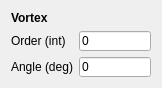
The window that nplab/instrument/electronics/SLM/ui_vortexbeam.ui (nanophotonics/nplab) describes before a commit, drawn with Qt 5.
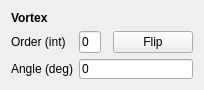
The same window after the commit.

Commit message: Button for flipping the vortex beam vorticity

The edit to the form file:
```diff
--- a/nplab/instrument/electronics/SLM/ui_vortexbeam.ui
+++ b/nplab/instrument/electronics/SLM/ui_vortexbeam.ui
@@ -6,7 +6,7 @@
    <rect>
     <x>0</x>
     <y>0</y>
-    <width>162</width>
+    <width>185</width>
     <height>81</height>
    </rect>
   </property>
@@ -26,45 +26,6 @@
    <string>Form</string>
   </property>
   <layout class="QGridLayout" name="gridLayout">
-   <item row="1" column="1">
-    <widget class="QLineEdit" name="lineEdit_order">
-     <property name="minimumSize">
-      <size>
-       <width>0</width>
-       <height>20</height>
-      </size>
-     </property>
-     <property name="text">
-      <string>0</string>
-     </property>
-     <property name="placeholderText">
-      <string>Order</string>
-     </property>
-    </widget>
-   </item>
-   <item row="2" column="1">
-    <widget class="QLineEdit" name="lineEdit_angle">
-     <property name="minimumSize">
-      <size>
-       <width>0</width>
-       <height>20</height>
-      </size>
-     </property>
-     <property name="text">
-      <string>0</string>
-     </property>
-     <property name="placeholderText">
-      <string>Angle</string>
-     </property>
-    </widget>
-   </item>
-   <item row="1" column="0">
-    <widget class="QLabel" name="label">
-     <property name="text">
-      <string>Order (int)</string>
-     </property>
-    </widget>
-   </item>
    <item row="2" column="0">
     <widget class="QLabel" name="label_2">
      <property name="text">
@@ -85,6 +46,65 @@
      </property>
     </widget>
    </item>
+   <item row="1" column="0">
+    <widget class="QLabel" name="label">
+     <property name="text">
+      <string>Order (int)</string>
+     </property>
+    </widget>
+   </item>
+   <item row="1" column="1">
+    <widget class="QLineEdit" name="lineEdit_order">
+     <property name="minimumSize">
+      <size>
+       <width>0</width>
+       <height>20</height>
+      </size>
+     </property>
+     <property name="text">
+      <string>0</string>
+     </property>
+     <property name="placeholderText">
+      <string>Order</string>
+     </property>
+    </widget>
+   </item>
+   <item row="2" column="1" colspan="3">
+    <widget class="QLineEdit" name="lineEdit_angle">
+     <property name="minimumSize">
+      <size>
+       <width>0</width>
+       <height>20</height>
+      </size>
+     </property>
+     <property name="text">
+      <string>0</string>
+     </property>
+     <property name="placeholderText">
+      <string>Angle</string>
+     </property>
+    </widget>
+   </item>
+   <item row="1" column="3">
+    <widget class="QPushButton" name="pushButton_flip">
+     <property name="text">
+      <string>Flip</string>
+     </property>
+    </widget>
+   </item>
+   <item row="1" column="2">
+    <spacer name="horizontalSpacer">
+     <property name="orientation">
+      <enum>Qt::Horizontal</enum>
+     </property>
+     <property name="sizeHint" stdset="0">
+      <size>
+       <width>40</width>
+       <height>20</height>
+      </size>
+     </property>
+    </spacer>
+   </item>
   </layout>
  </widget>
  <resources/>
```
The commit also changes 1 other file.
